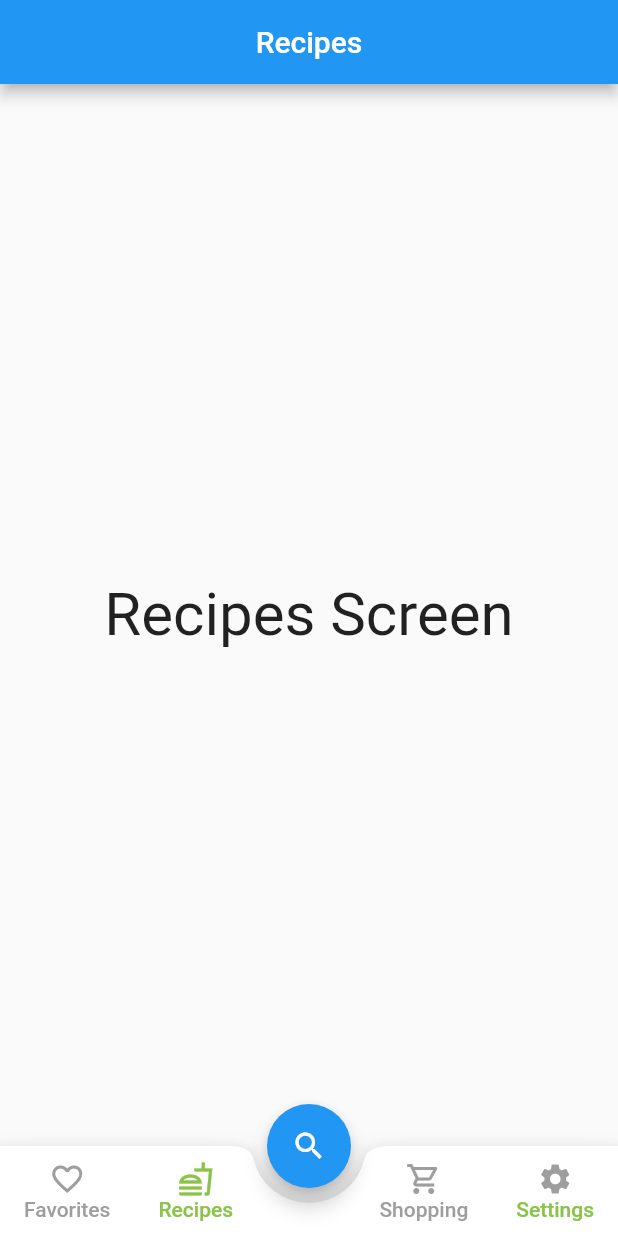
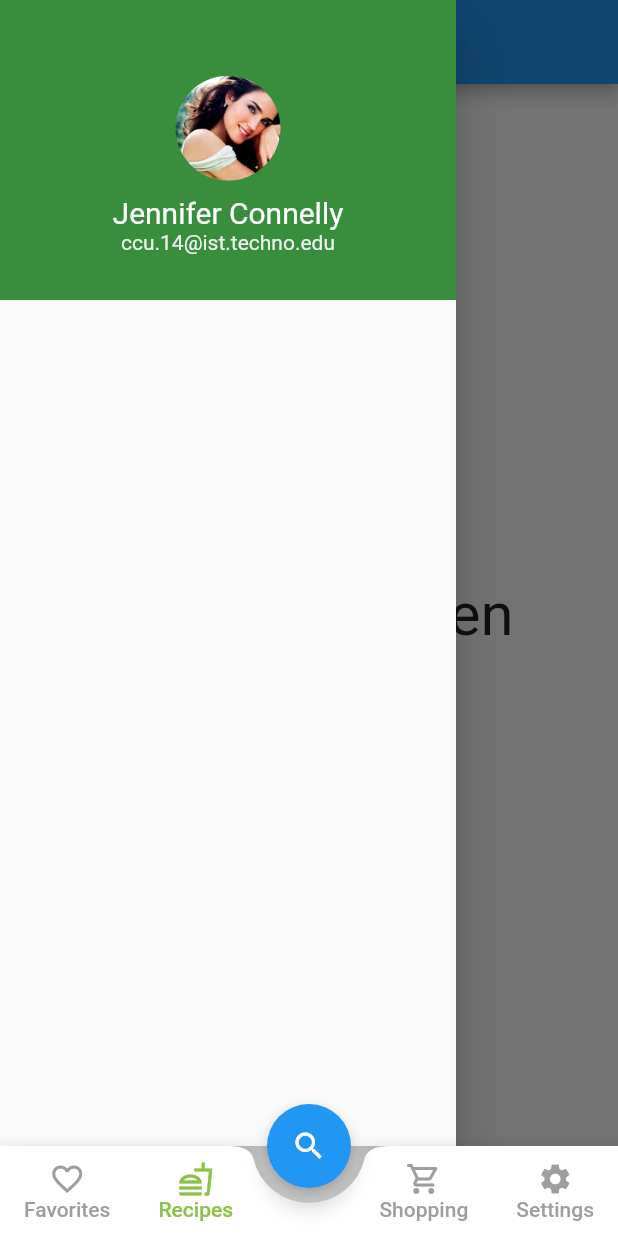
Before and after one commit to RumiAust/User-Centric-Design, a Flutter app: the screen it shows after launch, item 2 of the bottom bar chosen, with the side drawer open (before the commit the screen has no drawer), on a phone screen of 412 x 824 dp. Run offline on Flutter 3.47's test engine with Material 2 defaults, Android fonts, the phone set to English and light mode, and no system bars; our stand-ins replace flutter_spinkit.

Commit message:
drawer refactored all screens

```diff
--- a/lib/drawer/MyDrawerHeader.dart
+++ b/lib/drawer/MyDrawerHeader.dart
@@ -27,11 +27,11 @@ class _MyDrawerHeaderState extends State<MyDrawerHeader> {
             ),
           ),
           const Text(
-            "Rapid Tech",
+            "Jennifer Connelly",
             style: TextStyle(color: Colors.white, fontSize: 20),
           ),
           Text(
-            "info@rapidtech.dev",
+            "ccu.14@ist.techno.edu",
             style: TextStyle(
               color: Colors.grey[200],
               fontSize: 14,
--- a/lib/screens/home.dart
+++ b/lib/screens/home.dart
@@ -150,7 +150,7 @@ class _HomeState extends State<Home> {
                          ),
                          Text('Settings',
                            style: TextStyle(
-                               color: currentTab==1 ? Colors.lightGreen: Colors.grey
+                               color: currentTab==3 ? Colors.lightGreen: Colors.grey
                            ),
                          )
 
--- a/lib/tabs/Recipes.dart
+++ b/lib/tabs/Recipes.dart
@@ -1,5 +1,6 @@
 import 'package:flutter/cupertino.dart';
 import 'package:flutter/material.dart';
+import 'package:food_roots/drawer/MyDrawerHeader.dart';
 
 class Recipes extends StatefulWidget {
   @override
@@ -10,10 +11,25 @@ class _RecipesState extends State<Recipes> {
   @override
   Widget build(BuildContext context) {
     return Scaffold(
-      appBar: AppBar(title: const Text('Recipes'),automaticallyImplyLeading: false,centerTitle: true,),
+      appBar: AppBar(title: const Text('Recipes'),centerTitle: true,),
       body: const Center(
         child: Text('Recipes Screen', style: TextStyle(fontSize: 40),),
       ),
+      drawer: Drawer(
+        child: SingleChildScrollView(
+          child: Container(
+            child: Column(
+              children: [
+                MyDrawerHeader(),
+                MyDrawerList(),
+              ],
+            ),
+          ),
+        ),
+      ),
     );
   }
+  Widget MyDrawerList() {
+    return Container();
+  }
 }
--- a/lib/tabs/Search.dart
+++ b/lib/tabs/Search.dart
@@ -14,6 +14,7 @@ class _SearchState extends State<Search> {
       body: const Center(
         child: Text('Search Screen', style: TextStyle(fontSize: 40),),
       ),
+
     );
   }
 }
```
Also changed, not shown: lib/tabs/Settings.dart (+17 -1 lines), lib/tabs/ShoppingList.dart (+17 -1 lines).
